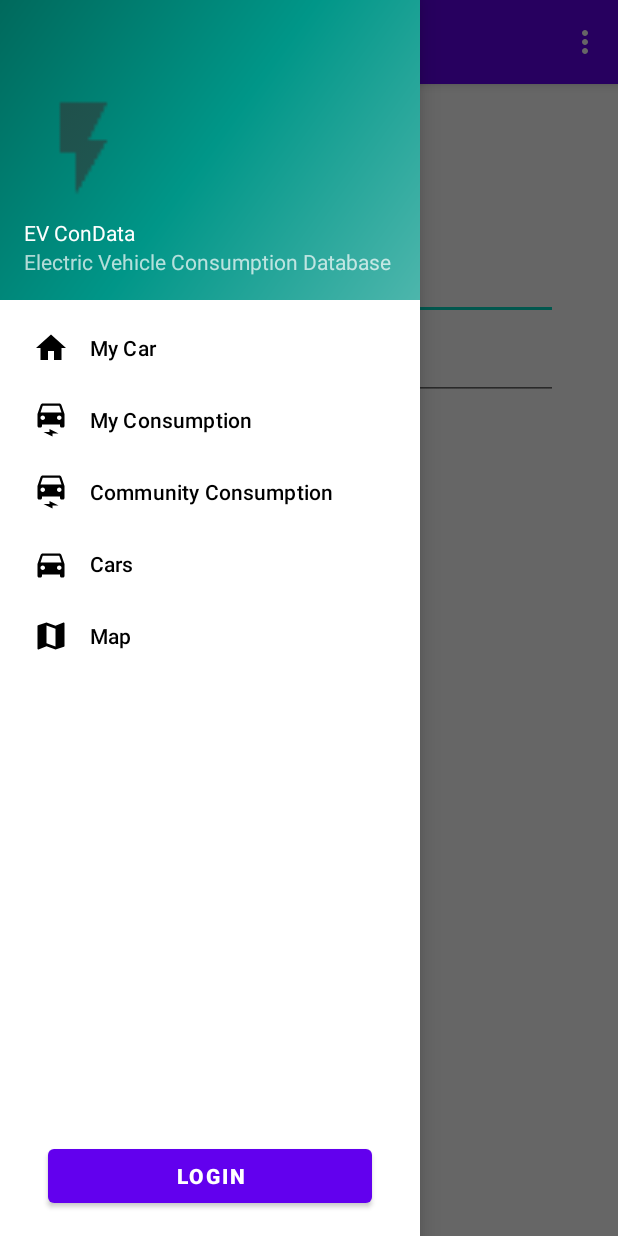
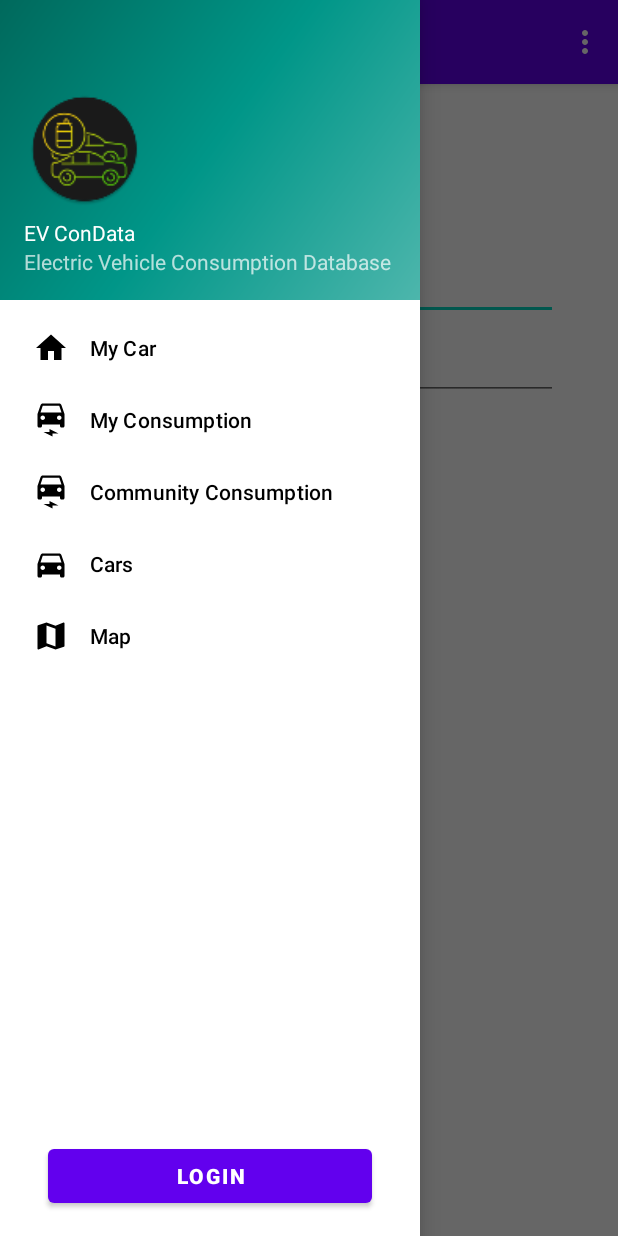
Before and after one commit to TobiP3005/EVConData, an Android app: the screen it shows after launch (MainActivity), with the side drawer open, on a phone screen of 412 x 824 dp. Run offline under Robolectric (Android 15) with nearby library versions, the phone set to English and light mode, and no system bars; our stand-ins replace Dagger/Hilt's generated code, navigation-ui; libraries missing offline, so code that uses them is left out: com.couchbase.lite; 1 statement that could not run was skipped.

Commit message:
update header icon

```diff
--- a/app/src/main/res/layout/nav_header_main.xml
+++ b/app/src/main/res/layout/nav_header_main.xml
@@ -18,7 +18,7 @@
         android:layout_height="83dp"
         android:contentDescription="@string/nav_header_desc"
         android:paddingTop="@dimen/nav_header_vertical_spacing"
-        app:srcCompat="@drawable/ic_flash" />
+        app:srcCompat="@mipmap/ic_launcher_round" />
 
     <TextView
         android:layout_width="match_parent"
```
